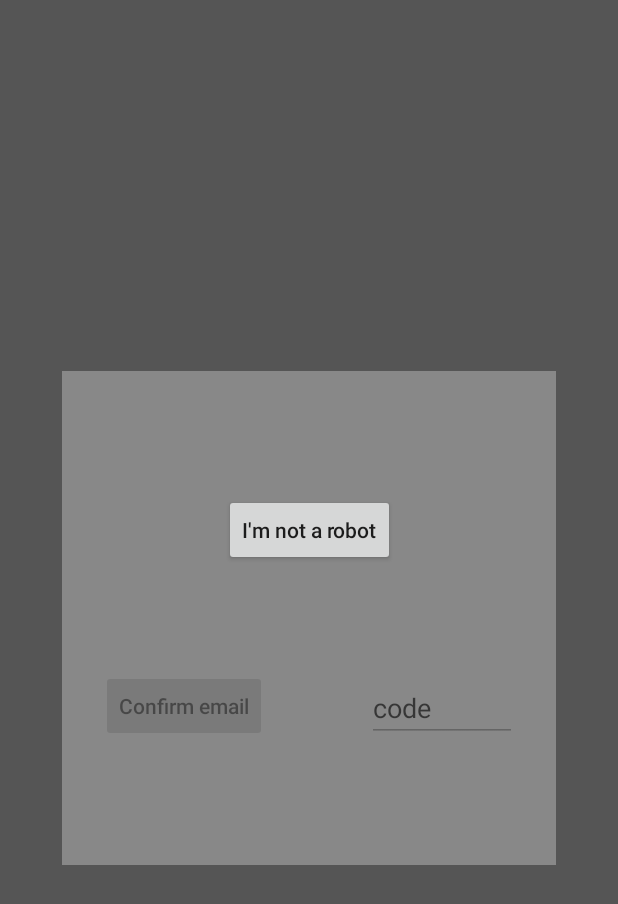
After one commit to AlekseyFeofilov/IRent, an Android app: the layout fragment_confirm_sign_up.xml on its own in the app's theme, with its tools: preview values and no code run, on a phone screen of 412 x 824 dp. The commit adds this screen. Shown: the top 904 px of the screen. Run offline under Robolectric (Android 15) with nearby library versions, the phone set to English and light mode, and no system bars.

Commit message:
add confirm fragment xml

```diff
--- a/app/src/main/AndroidManifest.xml
+++ b/app/src/main/AndroidManifest.xml
@@ -18,7 +18,7 @@
         android:networkSecurityConfig="@xml/network_security_config"
         tools:targetApi="31">
         <activity
-            android:name=".authorization.AuthorizationActivity"
+            android:name=".authorization.SignUpActivity"
             android:exported="true">
             <intent-filter>
                 <action android:name="android.intent.action.MAIN" />
@@ -26,6 +26,8 @@
                 <category android:name="android.intent.category.LAUNCHER" />
             </intent-filter>
         </activity>
+        <activity android:name=".authorization.AuthorizationActivity"/>
+        <activity android:name=".MainActivity"/>
     </application>
 
 </manifest>
--- a/app/src/main/res/layout/activity_authorization.xml
+++ b/app/src/main/res/layout/activity_authorization.xml
@@ -40,6 +40,19 @@
         app:layout_constraintEnd_toStartOf="@+id/endGuideline"
         app:layout_constraintStart_toStartOf="@+id/verticalCenterGuideline"
         app:layout_constraintTop_toTopOf="@+id/passwordGuideline" />
+
+
+    <TextView
+        android:id="@+id/warningTextView"
+        android:layout_width="0dp"
+        android:layout_height="wrap_content"
+        android:textColor="#FF0000"
+        android:maxLines="5"
+        app:layout_constraintBottom_toTopOf="@+id/emailEditText"
+        app:layout_constraintEnd_toStartOf="@+id/endGuideline"
+        app:layout_constraintStart_toStartOf="@+id/startGuideline"
+        app:layout_constraintTop_toTopOf="@+id/modeGuideline"
+        tools:text="Warnings" />
 
     <EditText
         android:id="@+id/emailEditText"
--- a/app/src/main/res/layout/activity_sign_up.xml
+++ b/app/src/main/res/layout/activity_sign_up.xml
@@ -159,6 +159,15 @@
         app:layout_constraintStart_toStartOf="@+id/verticalCenterGuideline"
         app:layout_constraintTop_toTopOf="@+id/confirmPasswordGuideline" />
 
+    <FrameLayout
+        android:id="@+id/confirmFrameLayout"
+        android:layout_width="match_parent"
+        android:layout_height="match_parent"
+        android:soundEffectsEnabled="false"
+        android:layout_marginBottom="-40dp"
+        android:visibility="gone">
+    </FrameLayout>
+
     <androidx.constraintlayout.widget.Guideline
         android:id="@+id/modeGuideline"
         android:layout_width="wrap_content"
--- /dev/null
+++ b/app/src/main/res/layout/fragment_confirm_sign_up.xml
@@ -0,0 +1,99 @@
+<?xml version="1.0" encoding="utf-8"?>
+<androidx.constraintlayout.widget.ConstraintLayout xmlns:android="http://schemas.android.com/apk/res/android"
+    xmlns:app="http://schemas.android.com/apk/res-auto"
+    xmlns:tools="http://schemas.android.com/tools"
+    android:layout_width="match_parent"
+    android:layout_height="match_parent"
+    android:background="#AA000000"
+    tools:context=".authorization.ConfirmSignUpFragment">
+
+    <FrameLayout
+        android:id="@+id/backgroundFrameLayout"
+        android:layout_width="0dp"
+        android:layout_height="0dp"
+        android:background="#888888"
+        app:layout_constraintBottom_toTopOf="@+id/horizontalGuideline7"
+        app:layout_constraintEnd_toStartOf="@+id/verticalGuideline9"
+        app:layout_constraintStart_toStartOf="@+id/verticalGuideline1"
+        app:layout_constraintTop_toTopOf="@+id/horizontalGuideline3" />
+
+    <androidx.appcompat.widget.AppCompatButton
+        android:id="@+id/captchaButton"
+        android:layout_width="wrap_content"
+        android:layout_height="wrap_content"
+        android:text="@string/i_m_not_a_robot"
+        android:textAllCaps="false"
+        app:layout_constraintEnd_toEndOf="parent"
+        app:layout_constraintStart_toStartOf="parent"
+        app:layout_constraintTop_toTopOf="@+id/horizontalGuideline4" />
+
+    <androidx.appcompat.widget.AppCompatButton
+        android:id="@+id/confirmButton"
+        android:layout_width="wrap_content"
+        android:layout_height="wrap_content"
+        android:text="@string/confirm_email"
+        android:textAllCaps="false"
+        android:backgroundTint="#1A000000"
+        android:textColor="#6A000000"
+        android:enabled="false"
+        app:layout_constraintBottom_toTopOf="@+id/horizontalGuideline6"
+        app:layout_constraintEnd_toStartOf="@+id/codeEditText"
+        app:layout_constraintHorizontal_bias="0.5"
+        app:layout_constraintStart_toStartOf="parent" />
+
+    <EditText
+        android:id="@+id/codeEditText"
+        android:layout_width="100dp"
+        android:layout_height="wrap_content"
+        android:inputType="number"
+        android:textColor="@color/black"
+        android:hint="@string/code"
+        android:enabled="false"
+        app:layout_constraintBottom_toTopOf="@+id/horizontalGuideline6"
+        app:layout_constraintEnd_toEndOf="parent"
+        app:layout_constraintHorizontal_bias="0.5"
+        app:layout_constraintStart_toEndOf="@+id/confirmButton" />
+
+    <androidx.constraintlayout.widget.Guideline
+        android:id="@+id/horizontalGuideline4"
+        android:layout_width="wrap_content"
+        android:layout_height="wrap_content"
+        android:orientation="horizontal"
+        app:layout_constraintGuide_percent="0.4" />
+
+    <androidx.constraintlayout.widget.Guideline
+        android:id="@+id/horizontalGuideline3"
+        android:layout_width="wrap_content"
+        android:layout_height="wrap_content"
+        android:orientation="horizontal"
+        app:layout_constraintGuide_percent="0.3" />
+
+    <androidx.constraintlayout.widget.Guideline
+        android:id="@+id/horizontalGuideline6"
+        android:layout_width="wrap_content"
+        android:layout_height="wrap_content"
+        android:orientation="horizontal"
+        app:layout_constraintGuide_percent="0.6" />
+
+    <androidx.constraintlayout.widget.Guideline
+        android:id="@+id/horizontalGuideline7"
+        android:layout_width="wrap_content"
+        android:layout_height="wrap_content"
+        android:orientation="horizontal"
+        app:layout_constraintGuide_percent="0.7" />
+
+    <androidx.constraintlayout.widget.Guideline
+        android:id="@+id/verticalGuideline1"
+        android:layout_width="wrap_content"
+        android:layout_height="wrap_content"
+        android:orientation="vertical"
+        app:layout_constraintGuide_percent="0.1" />
+
+    <androidx.constraintlayout.widget.Guideline
+        android:id="@+id/verticalGuideline9"
+        android:layout_width="wrap_content"
+        android:layout_height="wrap_content"
+        android:orientation="vertical"
+        app:layout_constraintGuide_percent="0.9" />
+
+</androidx.constraintlayout.widget.ConstraintLayout>
--- a/app/src/main/res/values/strings.xml
+++ b/app/src/main/res/values/strings.xml
@@ -9,4 +9,9 @@
     <string name="email">Email</string>
     <string name="surname">Surname</string>
     <string name="name">Name</string>
+    <string name="i_m_not_a_robot">I\'m not a robot</string>
+    <!-- TODO: Remove or change this placeholder text -->
+    <string name="hello_blank_fragment">Hello blank fragment</string>
+    <string name="confirm_email">Confirm email</string>
+    <string name="code">code</string>
 </resources>
```
